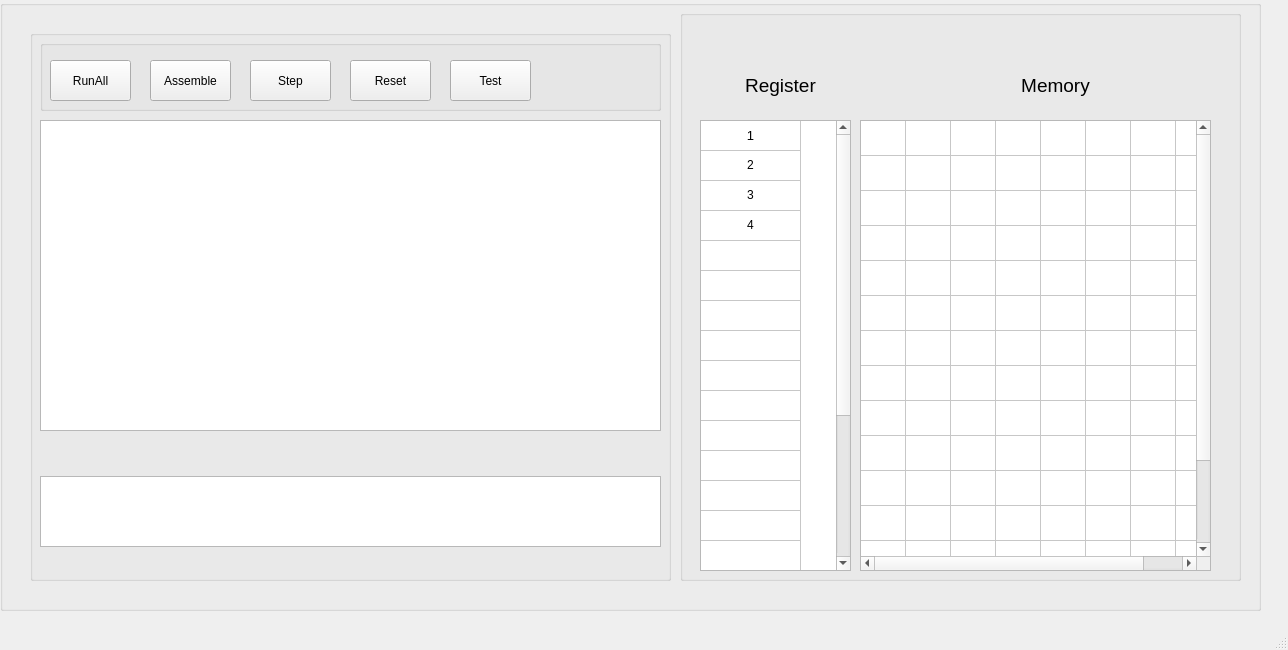
Old version of the form UI/mainwindow.ui in the repository PhucNguyenSolver/ARMv8.
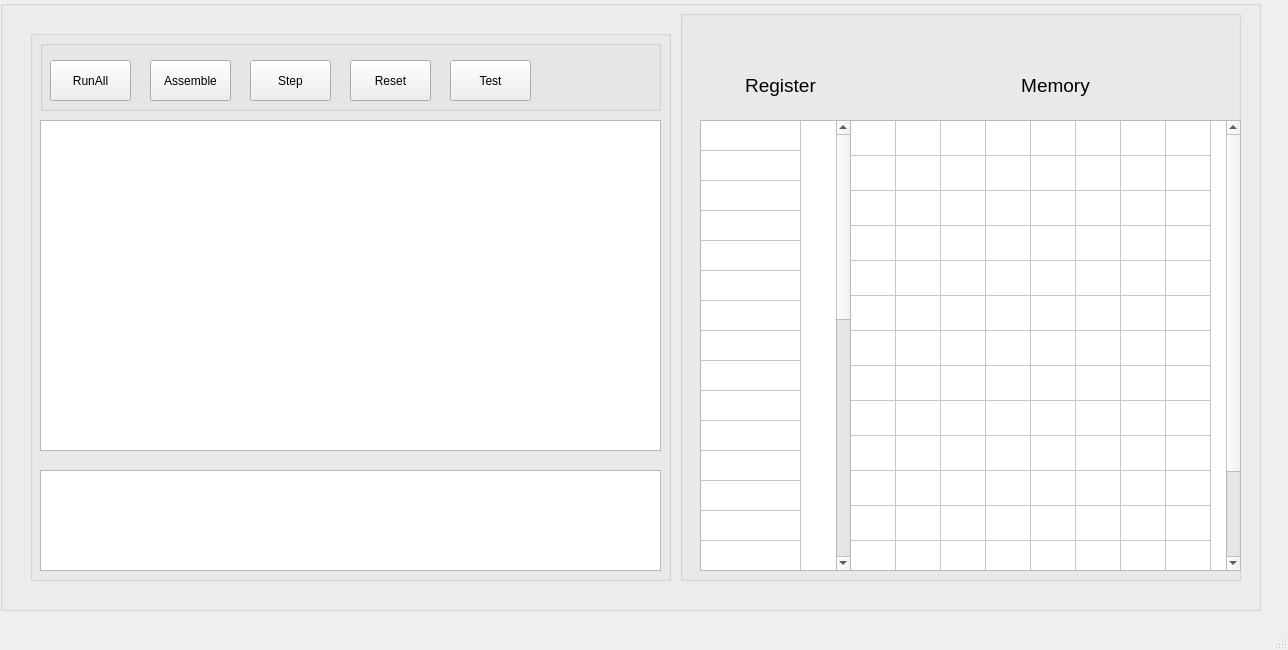
New version of the form. Custom widgets are drawn as their Qt base class.

Patch:
```diff
--- a/UI/mainwindow.ui
+++ b/UI/mainwindow.ui
@@ -78,7 +78,7 @@
        <bool>true</bool>
       </property>
       <property name="rowCount">
-       <number>21</number>
+       <number>32</number>
       </property>
       <attribute name="horizontalHeaderVisible">
        <bool>false</bool>
@@ -86,26 +86,21 @@
       <attribute name="verticalHeaderVisible">
        <bool>false</bool>
       </attribute>
-      <row>
-       <property name="text">
-        <string>X0</string>
-       </property>
-      </row>
-      <row>
-       <property name="text">
-        <string>X1</string>
-       </property>
-      </row>
-      <row>
-       <property name="text">
-        <string>X2</string>
-       </property>
-      </row>
-      <row>
-       <property name="text">
-        <string>X3</string>
-       </property>
-      </row>
+      <row/>
+      <row/>
+      <row/>
+      <row/>
+      <row/>
+      <row/>
+      <row/>
+      <row/>
+      <row/>
+      <row/>
+      <row/>
+      <row/>
+      <row/>
+      <row/>
+      <row/>
       <row/>
       <row/>
       <row/>
@@ -125,53 +120,16 @@
       <row/>
       <column>
        <property name="text">
-        <string>Value</string>
+        <string>Values</string>
        </property>
       </column>
-      <item row="0" column="0">
-       <property name="text">
-        <string>1</string>
-       </property>
-       <property name="font">
-        <font>
-         <pointsize>10</pointsize>
-        </font>
-       </property>
-       <property name="textAlignment">
-        <set>AlignCenter</set>
-       </property>
-      </item>
-      <item row="1" column="0">
-       <property name="text">
-        <string>2</string>
-       </property>
-       <property name="textAlignment">
-        <set>AlignCenter</set>
-       </property>
-      </item>
-      <item row="2" column="0">
-       <property name="text">
-        <string>3</string>
-       </property>
-       <property name="textAlignment">
-        <set>AlignCenter</set>
-       </property>
-      </item>
-      <item row="3" column="0">
-       <property name="text">
-        <string>4</string>
-       </property>
-       <property name="textAlignment">
-        <set>AlignCenter</set>
-       </property>
-      </item>
      </widget>
      <widget class="QTableWidget" name="tableWidget_2">
       <property name="geometry">
        <rect>
-        <x>180</x>
+        <x>170</x>
         <y>110</y>
-        <width>351</width>
+        <width>391</width>
         <height>451</height>
        </rect>
       </property>
@@ -189,7 +147,7 @@
       </property>
       <property name="maximumSize">
        <size>
-        <width>351</width>
+        <width>400</width>
         <height>16777215</height>
        </size>
       </property>
@@ -395,7 +353,7 @@
         <x>10</x>
         <y>90</y>
         <width>621</width>
-        <height>311</height>
+        <height>331</height>
        </rect>
       </property>
      </widget>
@@ -403,9 +361,9 @@
       <property name="geometry">
        <rect>
         <x>10</x>
-        <y>446</y>
+        <y>440</y>
         <width>621</width>
-        <height>71</height>
+        <height>101</height>
        </rect>
       </property>
       <property name="readOnly">
```
